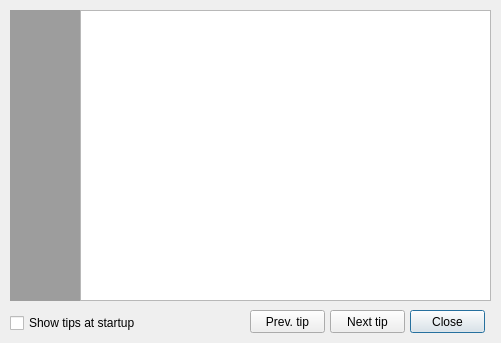
This is ctipofday.ui in PavelMr/skytechx as Qt 5 draws it before an edit. The edited form follows.
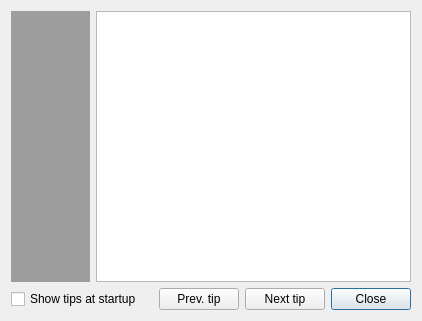
This is the edited form. Icons and pictures are not drawn.

What changed in the file:
```diff
--- a/ctipofday.ui
+++ b/ctipofday.ui
@@ -6,22 +6,20 @@
    <rect>
     <x>0</x>
     <y>0</y>
-    <width>501</width>
-    <height>343</height>
+    <width>422</width>
+    <height>321</height>
    </rect>
   </property>
   <property name="windowTitle">
    <string>Tip of the day</string>
   </property>
+  <layout class="QVBoxLayout" name="verticalLayout_2">
+   <item>
+    <layout class="QVBoxLayout" name="verticalLayout">
+     <item>
+      <layout class="QHBoxLayout" name="horizontalLayout" stretch="1,4">
+       <item>
   <widget class="QLabel" name="label">
-   <property name="geometry">
-    <rect>
-     <x>10</x>
-     <y>10</y>
-     <width>71</width>
-     <height>291</height>
-    </rect>
-   </property>
    <property name="styleSheet">
     <string notr="true">background-color: rgb(157, 157, 157);</string>
    </property>
@@ -35,47 +33,60 @@
     <set>Qt::AlignHCenter|Qt::AlignTop</set>
    </property>
    <property name="margin">
-    <number>0</number>
+          <number>20</number>
    </property>
    <property name="indent">
     <number>-1</number>
    </property>
   </widget>
+       </item>
+       <item>
   <widget class="QTextBrowser" name="textBrowser">
-   <property name="geometry">
-    <rect>
-     <x>80</x>
-     <y>10</y>
-     <width>411</width>
-     <height>291</height>
-    </rect>
-   </property>
    <property name="styleSheet">
     <string notr="true"/>
    </property>
   </widget>
+       </item>
+      </layout>
+     </item>
+     <item>
+      <layout class="QHBoxLayout" name="horizontalLayout_2">
+       <item>
   <widget class="QCheckBox" name="checkBox">
-   <property name="geometry">
-    <rect>
-     <x>10</x>
-     <y>313</y>
-     <width>171</width>
-     <height>20</height>
-    </rect>
-   </property>
    <property name="text">
     <string>Show tips at startup</string>
    </property>
   </widget>
+       </item>
+       <item>
+        <spacer name="horizontalSpacer">
+         <property name="orientation">
+          <enum>Qt::Horizontal</enum>
+         </property>
+         <property name="sizeHint" stdset="0">
+          <size>
+           <width>40</width>
+           <height>20</height>
+          </size>
+         </property>
+        </spacer>
+       </item>
+       <item>
+        <widget class="QPushButton" name="pushButton_3">
+         <property name="text">
+          <string>Prev. tip</string>
+         </property>
+        </widget>
+       </item>
+       <item>
+        <widget class="QPushButton" name="pushButton_2">
+         <property name="text">
+          <string>Next tip</string>
+         </property>
+        </widget>
+       </item>
+       <item>
   <widget class="QPushButton" name="pushButton">
-   <property name="geometry">
-    <rect>
-     <x>410</x>
-     <y>310</y>
-     <width>75</width>
-     <height>23</height>
-    </rect>
-   </property>
    <property name="text">
     <string>Close</string>
    </property>
@@ -83,32 +94,12 @@
     <bool>true</bool>
    </property>
   </widget>
-  <widget class="QPushButton" name="pushButton_2">
-   <property name="geometry">
-    <rect>
-     <x>330</x>
-     <y>310</y>
-     <width>75</width>
-     <height>23</height>
-    </rect>
-   </property>
-   <property name="text">
-    <string>Next tip</string>
-   </property>
-  </widget>
-  <widget class="QPushButton" name="pushButton_3">
-   <property name="geometry">
-    <rect>
-     <x>250</x>
-     <y>310</y>
-     <width>75</width>
-     <height>23</height>
-    </rect>
-   </property>
-   <property name="text">
-    <string>Prev. tip</string>
-   </property>
-  </widget>
+       </item>
+      </layout>
+     </item>
+    </layout>
+   </item>
+  </layout>
  </widget>
  <resources>
   <include location="resource.qrc"/>
```
Lines whose indentation alone changed are shown as unchanged.
